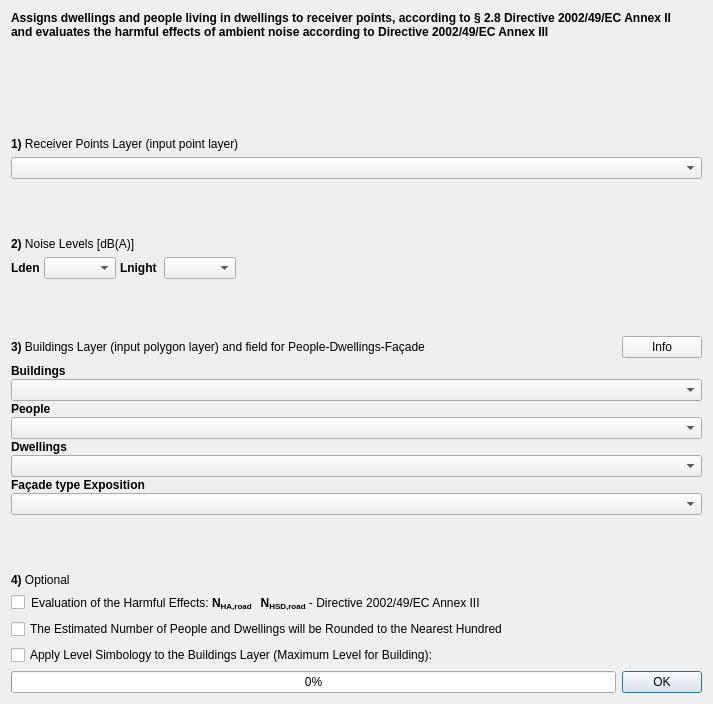
This is tools/ui_NoiseExposure.ui in pierluigiderosa/openoise as Qt 5 draws it before an edit. The edited form follows.
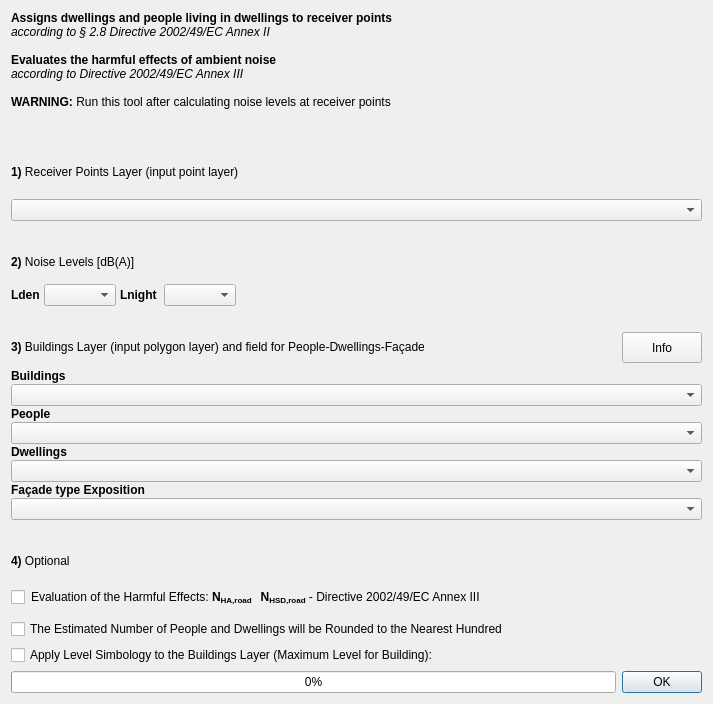
This is the edited form. Custom widgets are drawn as their Qt base class.

```diff
--- a/tools/ui_NoiseExposure.ui
+++ b/tools/ui_NoiseExposure.ui
@@ -47,7 +47,7 @@
    <item>
     <widget class="QLabel" name="label_7">
      <property name="text">
-      <string>&lt;html&gt;&lt;head/&gt;&lt;body&gt;&lt;p&gt;&lt;span style=&quot; font-weight:600;&quot;&gt;Assigns dwellings and people living in dwellings to receiver points, according to § 2.8 Directive 2002/49/EC Annex II&lt;br/&gt;and evaluates the harmful effects of ambient noise according to Directive 2002/49/EC Annex III&lt;/span&gt;&lt;/p&gt;&lt;p&gt;&lt;br/&gt;&lt;/p&gt;&lt;/body&gt;&lt;/html&gt;</string>
+      <string>&lt;html&gt;&lt;head/&gt;&lt;body&gt;&lt;p&gt;&lt;span style=&quot; font-weight:600;&quot;&gt;Assigns dwellings and people living in dwellings to receiver points&lt;br/&gt;&lt;/span&gt;&lt;span style=&quot; font-style:italic;&quot;&gt;according to § 2.8 Directive 2002/49/EC Annex II&lt;/span&gt;&lt;span style=&quot; font-weight:600;&quot;&gt;&lt;br/&gt;&lt;br/&gt;Evaluates the harmful effects of ambient noise&lt;br/&gt;&lt;/span&gt;&lt;span style=&quot; font-style:italic;&quot;&gt;according to Directive 2002/49/EC Annex III &lt;br/&gt;&lt;br/&gt;&lt;/span&gt;&lt;span style=&quot; font-weight:600;&quot;&gt;WARNING:  &lt;/span&gt;Run this tool after calculating noise levels at receiver points&lt;/p&gt;&lt;/body&gt;&lt;/html&gt;</string>
      </property>
     </widget>
    </item>
@@ -56,10 +56,13 @@
      <property name="orientation">
       <enum>Qt::Vertical</enum>
      </property>
+     <property name="sizeType">
+      <enum>QSizePolicy::Fixed</enum>
+     </property>
      <property name="sizeHint" stdset="0">
       <size>
        <width>20</width>
-       <height>40</height>
+       <height>50</height>
       </size>
      </property>
     </spacer>
@@ -75,7 +78,7 @@
         </sizepolicy>
        </property>
        <property name="text">
-        <string>&lt;html&gt;&lt;head/&gt;&lt;body&gt;&lt;p&gt;&lt;span style=&quot; font-weight:600;&quot;&gt;1)&lt;/span&gt; Receiver Points Layer (input point layer)&lt;/p&gt;&lt;/body&gt;&lt;/html&gt;</string>
+        <string>&lt;html&gt;&lt;head/&gt;&lt;body&gt;&lt;p&gt;&lt;span style=&quot; font-weight:600;&quot;&gt;1)&lt;/span&gt; Receiver Points Layer (input point layer)&lt;br/&gt;&lt;/p&gt;&lt;/body&gt;&lt;/html&gt;</string>
        </property>
       </widget>
      </item>
@@ -93,10 +96,13 @@
      <property name="orientation">
       <enum>Qt::Vertical</enum>
      </property>
+     <property name="sizeType">
+      <enum>QSizePolicy::Fixed</enum>
+     </property>
      <property name="sizeHint" stdset="0">
       <size>
        <width>20</width>
-       <height>40</height>
+       <height>20</height>
       </size>
      </property>
     </spacer>
@@ -157,10 +163,13 @@
      <property name="orientation">
       <enum>Qt::Vertical</enum>
      </property>
+     <property name="sizeType">
+      <enum>QSizePolicy::Fixed</enum>
+     </property>
      <property name="sizeHint" stdset="0">
       <size>
        <width>20</width>
-       <height>40</height>
+       <height>20</height>
       </size>
      </property>
     </spacer>
@@ -221,8 +230,8 @@
        </property>
        <property name="iconSize">
         <size>
-         <width>8</width>
-         <height>8</height>
+         <width>16</width>
+         <height>16</height>
         </size>
        </property>
       </widget>
@@ -322,10 +331,13 @@
      <property name="orientation">
       <enum>Qt::Vertical</enum>
      </property>
+     <property name="sizeType">
+      <enum>QSizePolicy::Fixed</enum>
+     </property>
      <property name="sizeHint" stdset="0">
       <size>
        <width>20</width>
-       <height>40</height>
+       <height>20</height>
       </size>
      </property>
     </spacer>
```
